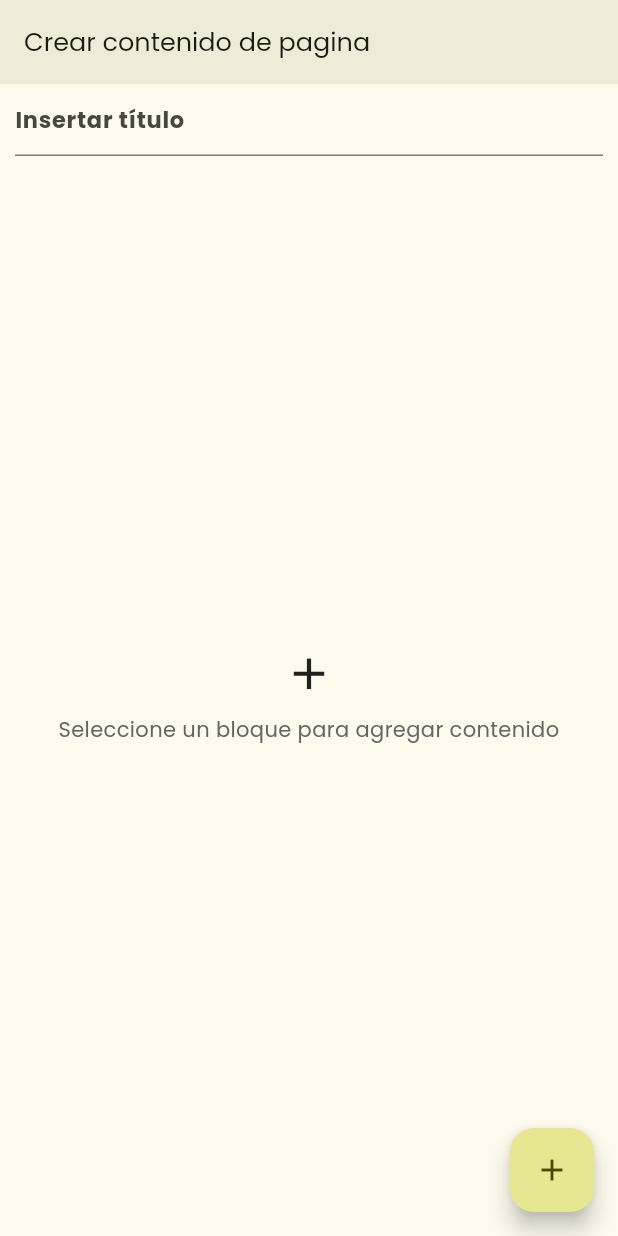
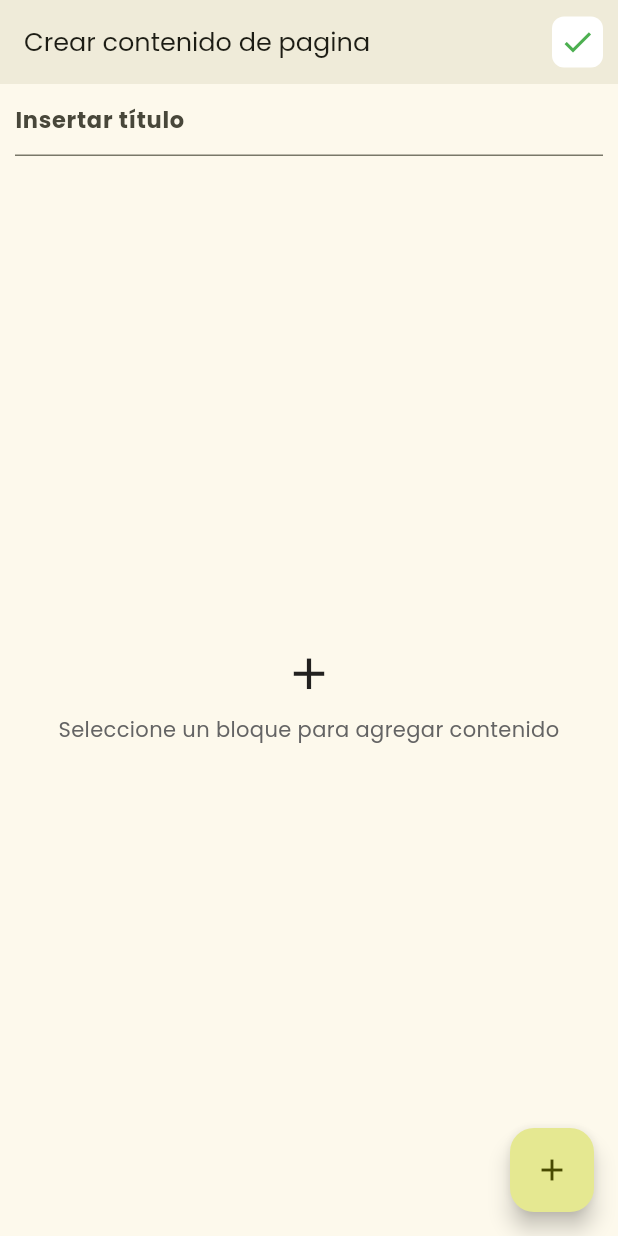
Before and after one commit to silverblade34/app_yachakuqta_yanapay, a Flutter app: the screen it shows after launch, on a phone screen of 412 x 824 dp. Run offline on Flutter 3.47's test engine with Material 3 defaults, Android fonts, the phone set to English and light mode, and no system bars; our stand-ins replace animated_text_kit, expansion_tile_card, flutter_easyloading, get, get_storage, image_picker.

Commit message:
se esta modificando el block_editor_model

```diff
--- a/lib/app/data/models/block_editor_model.dart
+++ b/lib/app/data/models/block_editor_model.dart
@@ -1,7 +1,53 @@
+// To parse this JSON data, do
+//
+//     final blockEditorModel = blockEditorModelFromJson(jsonString);
+
+import 'dart:convert';
+
+BlockEditorModel blockEditorModelFromJson(String str) => BlockEditorModel.fromJson(json.decode(str));
+
+String blockEditorModelToJson(BlockEditorModel data) => json.encode(data.toJson());
+
 class BlockEditorModel {
-  String type;
-  String content;
-  bool isEditing;
+    String content;
+    String type;
+    Details details;
 
-  BlockEditorModel({required this.type, required this.content, this.isEditing = false});
+    BlockEditorModel({
+        required this.content,
+        required this.type,
+        required this.details,
+    });
+
+    factory BlockEditorModel.fromJson(Map<String, dynamic> json) => BlockEditorModel(
+        content: json["content"],
+        type: json["type"],
+        details: Details.fromJson(json["details"]),
+    );
+
+    Map<String, dynamic> toJson() => {
+        "content": content,
+        "type": type,
+        "details": details.toJson(),
+    };
 }
+
+class Details {
+    int height;
+    int width;
+
+    Details({
+        required this.height,
+        required this.width,
+    });
+
+    factory Details.fromJson(Map<String, dynamic> json) => Details(
+        height: json["height"],
+        width: json["width"],
+    );
+
+    Map<String, dynamic> toJson() => {
+        "height": height,
+        "width": width,
+    };
+}
--- a/lib/app/ui/pages/editor_test/editor_test_page.dart
+++ b/lib/app/ui/pages/editor_test/editor_test_page.dart
@@ -15,6 +15,18 @@ class EditorTestPage extends GetView<EditorTestController> {
           style: TextStyle(fontSize: 17),
         ),
         elevation: 4,
+        actions: [
+          Container(
+            margin: EdgeInsets.only(right: 10),
+            padding: EdgeInsets.all(5),
+            decoration: BoxDecoration(
+                color: WHITE, borderRadius: BorderRadius.circular(8)),
+            child: Icon(
+              Icons.check,
+              color: Colors.green,
+            ),
+          ),
+        ],
       ),
       body: Column(
         children: [
@@ -61,7 +73,7 @@ class EditorTestPage extends GetView<EditorTestController> {
                         itemCount: controller.dataBlocks.length,
                         itemBuilder: (context, index) {
                           var element = controller.dataBlocks[index];
-                          return controller.buildBlockWidget(element);
+                          return controller.buildBlockWidget(element, context);
                         },
                       );
               },
```
Also changed, not shown: lib/app/controllers/editor_test_controller.dart (+105 -17 lines).
